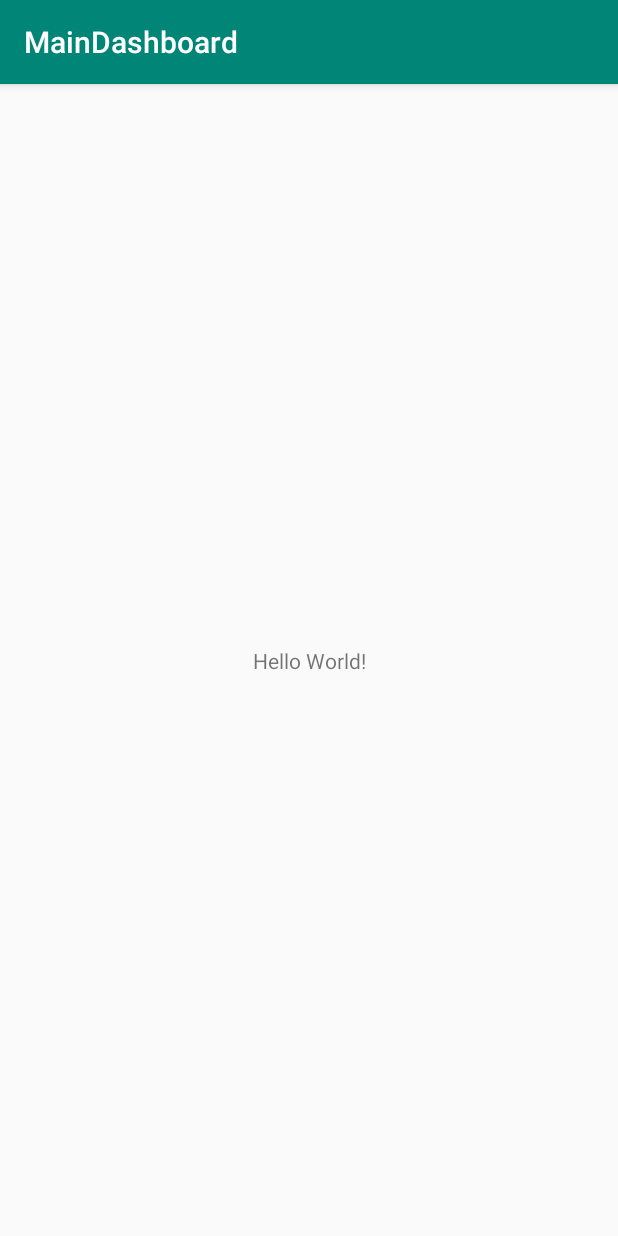
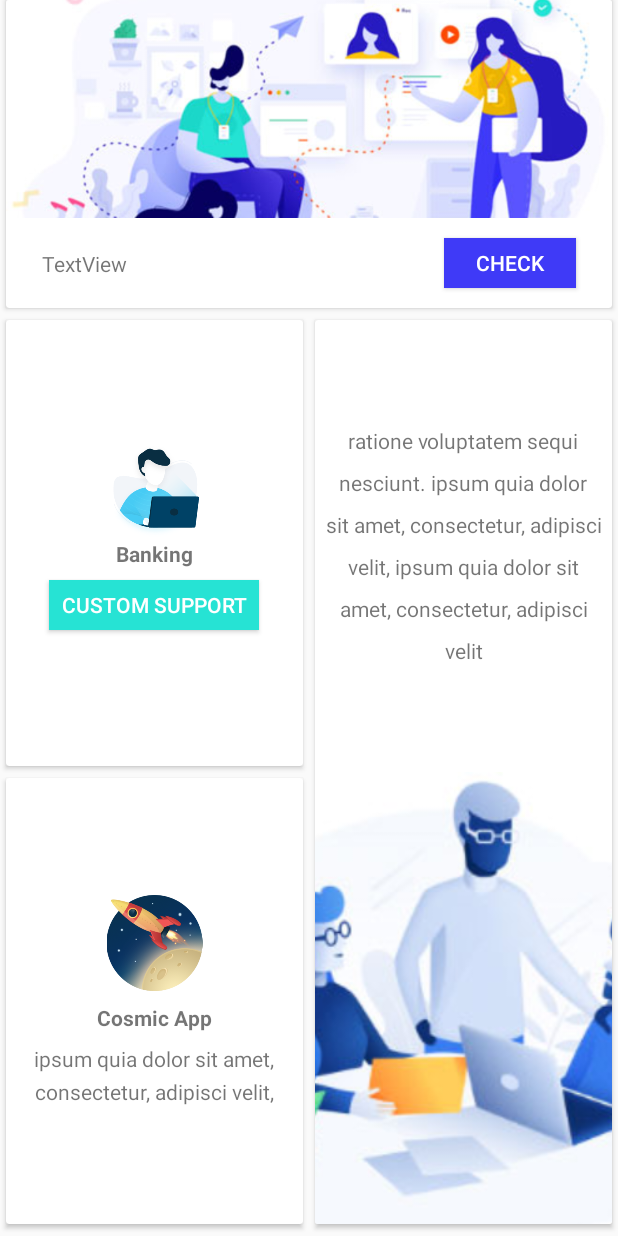
Before and after one commit to peter-wachira/MainDashboard, an Android app: the screen it shows after launch (MainActivity), on a phone screen of 412 x 824 dp. Run offline under Robolectric (Android 15) with nearby library versions, the phone set to English and light mode, and no system bars.

Commit message:
add dashboard fragment layouts and animation for cards

```diff
--- a/app/build.gradle
+++ b/app/build.gradle
@@ -23,7 +23,9 @@ dependencies {
     implementation fileTree(dir: 'libs', include: ['*.jar'])
     implementation 'androidx.appcompat:appcompat:1.0.2'
     implementation 'androidx.constraintlayout:constraintlayout:1.1.3'
+    implementation 'androidx.legacy:legacy-support-v4:1.0.0'
     testImplementation 'junit:junit:4.12'
     androidTestImplementation 'androidx.test:runner:1.2.0'
     androidTestImplementation 'androidx.test.espresso:espresso-core:3.2.0'
+    implementation 'androidx.cardview:cardview:1.0.0'
 }
--- /dev/null
+++ b/app/src/main/java/com/wazinsure/maindashboard/DashboardFrag.java
@@ -0,0 +1,133 @@
+package com.wazinsure.maindashboard;
+
+import android.content.Context;
+import android.net.Uri;
+import android.os.Bundle;
+
+import androidx.cardview.widget.CardView;
+import androidx.fragment.app.Fragment;
+
+import android.view.LayoutInflater;
+import android.view.View;
+import android.view.ViewGroup;
+import android.view.animation.Animation;
+import android.view.animation.AnimationUtils;
+
+
+public class DashboardFrag extends Fragment {
+
+
+    private CardView cardTop, cardLeft2, cardLeft, cardRight;
+
+
+
+
+
+
+    // TODO: Rename parameter arguments, choose names that match
+    // the fragment initialization parameters, e.g. ARG_ITEM_NUMBER
+    private static final String ARG_PARAM1 = "param1";
+    private static final String ARG_PARAM2 = "param2";
+
+    // TODO: Rename and change types of parameters
+    private String mParam1;
+    private String mParam2;
+
+    private OnFragmentInteractionListener mListener;
+
+    public DashboardFrag() {
+        // Required empty public constructor
+    }
+
+    /**
+     * Use this factory method to create a new instance of
+     * this fragment using the provided parameters.
+     *
+     * @param param1 Parameter 1.
+     * @param param2 Parameter 2.
+     * @return A new instance of fragment DashboardFrag.
+     */
+    // TODO: Rename and change types and number of parameters
+    public static DashboardFrag newInstance(String param1, String param2) {
+        DashboardFrag fragment = new DashboardFrag();
+        Bundle args = new Bundle();
+        args.putString(ARG_PARAM1, param1);
+        args.putString(ARG_PARAM2, param2);
+        fragment.setArguments(args);
+        return fragment;
+    }
+
+    @Override
+    public void onCreate(Bundle savedInstanceState) {
+        super.onCreate(savedInstanceState);
+        if (getArguments() != null) {
+            mParam1 = getArguments().getString(ARG_PARAM1);
+            mParam2 = getArguments().getString(ARG_PARAM2);
+        }
+    }
+
+    @Override
+    public View onCreateView(LayoutInflater inflater, ViewGroup container,
+                             Bundle savedInstanceState) {
+
+
+        View v = inflater.inflate(R.layout.fragment_dashboard, container, false);
+        //card init
+        cardTop = v.findViewById(R.id.cardTop);
+        cardRight = v.findViewById(R.id.cardRight);
+        cardLeft = v.findViewById(R.id.cardLeft);
+        cardLeft2 = v.findViewById(R.id.cardLeft2);
+
+        //init Animations
+
+        Context context;
+        Animation animeBottomToTop = AnimationUtils.loadAnimation(getActivity(), R.anim.anime_bottom_to_top);
+        Animation  animeTopToBottom = AnimationUtils.loadAnimation(getActivity(), R.anim.anime_top_to_bottom);
+        Animation  animeRightToLeft = AnimationUtils.loadAnimation(getActivity(), R.anim.anime_right_to_left);
+        Animation  animeLeftToRight = AnimationUtils.loadAnimation(getActivity(), R.anim.anime_left_to_right);
+
+
+        //setup Animation
+        cardLeft2.setAnimation(animeBottomToTop);
+        cardTop.setAnimation(animeTopToBottom);
+        cardRight.setAnimation(animeRightToLeft);
+        cardLeft.setAnimation(animeLeftToRight);
+
+
+        return v;
+    }
+
+    // TODO: Rename method, update argument and hook method into UI event
+    public void onButtonPressed(Uri uri) {
+        if (mListener != null) {
+            mListener.onFragmentInteraction(uri);
+        }
+    }
+
+    @Override
+    public void onAttach(Context context) {
+        super.onAttach(context);
+
+    }
+
+    @Override
+    public void onDetach() {
+        super.onDetach();
+        mListener = null;
+    }
+
+    /**
+     * This interface must be implemented by activities that contain this
+     * fragment to allow an interaction in this fragment to be communicated
+     * to the activity and potentially other fragments contained in that
+     * activity.
+     * <p>
+     * See the Android Training lesson <a href=
+     * "http://developer.android.com/training/basics/fragments/communicating.html"
+     * >Communicating with Other Fragments</a> for more information.
+     */
+    public interface OnFragmentInteractionListener {
+        // TODO: Update argument type and name
+        void onFragmentInteraction(Uri uri);
+    }
+}
--- a/app/src/main/java/com/wazinsure/maindashboard/MainActivity.java
+++ b/app/src/main/java/com/wazinsure/maindashboard/MainActivity.java
@@ -1,14 +1,34 @@
 package com.wazinsure.maindashboard;
 
 import androidx.appcompat.app.AppCompatActivity;
+import androidx.fragment.app.FragmentActivity;
+import androidx.fragment.app.FragmentManager;
+import androidx.fragment.app.FragmentTransaction;
 
 import android.os.Bundle;
+import android.widget.FrameLayout;
 
 public class MainActivity extends AppCompatActivity {
+
+    FragmentManager fragmentManager;
+    FragmentTransaction fragmentTransaction;
+
+
+
 
     @Override
     protected void onCreate(Bundle savedInstanceState) {
         super.onCreate(savedInstanceState);
         setContentView(R.layout.activity_main);
+
+
+        fragmentManager = getSupportFragmentManager();
+        fragmentTransaction = fragmentManager.beginTransaction();
+
+        // Dashboard instanciation
+        DashboardFrag dashboardFrag  = new DashboardFrag();
+
+        fragmentTransaction.replace(R.id.container,dashboardFrag);
+        fragmentTransaction.commit();
     }
 }
--- a/app/src/main/res/layout/activity_main.xml
+++ b/app/src/main/res/layout/activity_main.xml
@@ -1,18 +1,8 @@
 <?xml version="1.0" encoding="utf-8"?>
-<androidx.constraintlayout.widget.ConstraintLayout xmlns:android="http://schemas.android.com/apk/res/android"
+<FrameLayout xmlns:android="http://schemas.android.com/apk/res/android"
     xmlns:app="http://schemas.android.com/apk/res-auto"
     xmlns:tools="http://schemas.android.com/tools"
     android:layout_width="match_parent"
     android:layout_height="match_parent"
-    tools:context=".MainActivity">
-
-    <TextView
-        android:layout_width="wrap_content"
-        android:layout_height="wrap_content"
-        android:text="Hello World!"
-        app:layout_constraintBottom_toBottomOf="parent"
-        app:layout_constraintLeft_toLeftOf="parent"
-        app:layout_constraintRight_toRightOf="parent"
-        app:layout_constraintTop_toTopOf="parent" />
-
-</androidx.constraintlayout.widget.ConstraintLayout>
+    tools:context=".MainActivity"
+    android:id="@+id/container"/>
--- /dev/null
+++ b/app/src/main/res/layout/fragment_dashboard.xml
@@ -0,0 +1,255 @@
+<androidx.constraintlayout.widget.ConstraintLayout xmlns:android="http://schemas.android.com/apk/res/android"
+    xmlns:app="http://schemas.android.com/apk/res-auto"
+    xmlns:tools="http://schemas.android.com/tools"
+    android:layout_width="match_parent"
+    android:layout_height="match_parent"
+    tools:context=".DashboardFrag">
+
+
+    <androidx.cardview.widget.CardView
+
+        android:focusable="true"
+        android:clickable="true"
+        android:foreground="?attr/selectableItemBackground"
+        android:id="@+id/cardTop"
+        android:layout_width="0dp"
+        android:layout_height="205dp"
+        android:layout_marginStart="4dp"
+        android:layout_marginLeft="4dp"
+        android:layout_marginEnd="4dp"
+        android:layout_marginRight="4dp"
+        app:layout_constraintEnd_toEndOf="parent"
+        app:layout_constraintStart_toStartOf="parent"
+        app:layout_constraintTop_toTopOf="parent">
+
+        <androidx.constraintlayout.widget.ConstraintLayout
+            android:layout_width="match_parent"
+            android:layout_height="match_parent">
+
+
+            <ImageView
+                android:scaleType="centerCrop"
+                android:id="@+id/imageView"
+                android:layout_width="wrap_content"
+                android:layout_height="145dp"
+                android:src="@drawable/illustration0"
+                app:layout_constraintEnd_toEndOf="parent"
+                app:layout_constraintStart_toStartOf="parent"
+                app:layout_constraintTop_toTopOf="parent" />
+
+            <Button
+                android:id="@+id/button"
+                android:layout_width="wrap_content"
+                android:layout_height="33dp"
+                android:layout_marginTop="8dp"
+                android:layout_marginEnd="24dp"
+                android:layout_marginRight="24dp"
+                android:layout_marginBottom="8dp"
+                android:background="#3f3af7"
+                android:text="Check"
+                android:textColor="#fff"
+                app:layout_constraintBottom_toBottomOf="parent"
+                app:layout_constraintEnd_toEndOf="parent"
+                app:layout_constraintTop_toBottomOf="@+id/imageView" />
+
+            <TextView
+                android:id="@+id/textView"
+                android:layout_width="wrap_content"
+                android:layout_height="wrap_content"
+                android:layout_marginStart="24dp"
+                android:layout_marginLeft="24dp"
+                android:layout_marginTop="8dp"
+                android:layout_marginBottom="8dp"
+                android:text="TextView"
+                app:layout_constraintBottom_toBottomOf="parent"
+                app:layout_constraintStart_toStartOf="parent"
+                app:layout_constraintTop_toBottomOf="@+id/imageView"
+                tools:text="122 Activities last week" />
+        </androidx.constraintlayout.widget.ConstraintLayout>
+
+
+
+
+    </androidx.cardview.widget.CardView>
+
+    <androidx.cardview.widget.CardView
+
+        android:focusable="true"
+        android:clickable="true"
+        android:foreground="?attr/selectableItemBackground"
+
+        android:id="@+id/cardRight"
+        android:layout_width="0dp"
+        android:layout_height="0dp"
+        android:layout_marginStart="4dp"
+        android:layout_marginLeft="4dp"
+        android:layout_marginTop="8dp"
+        android:layout_marginEnd="4dp"
+        android:layout_marginRight="4dp"
+        android:layout_marginBottom="8dp"
+        app:layout_constraintBottom_toBottomOf="parent"
+        app:layout_constraintEnd_toEndOf="parent"
+        app:layout_constraintStart_toStartOf="@+id/guideline"
+        app:layout_constraintTop_toBottomOf="@+id/cardTop" >
+
+
+        <LinearLayout
+            android:layout_width="match_parent"
+            android:layout_height="match_parent"
+            android:weightSum="6"
+            android:orientation="vertical"
+            android:layout_gravity="center"
+            >
+
+
+            <TextView
+                android:padding="4dp"
+                android:layout_width="wrap_content"
+                android:layout_height="0dp"
+                android:layout_weight="3"
+                android:lineSpacingExtra="12dp"
+                android:gravity="center"
+                android:text="ratione voluptatem sequi nesciunt. ipsum quia dolor sit amet, consectetur, adipisci velit, ipsum quia dolor sit amet, consectetur, adipisci velit"/>
+
+
+            <ImageView
+                android:layout_width="match_parent"
+                android:layout_height="0dp"
+                android:layout_weight="3"
+                android:src="@drawable/illustration"
+                android:scaleType="centerCrop"/>
+
+
+
+        </LinearLayout>
+
+
+
+
+    </androidx.cardview.widget.CardView>
+
+    <androidx.constraintlayout.widget.Guideline
+        android:id="@+id/guideline"
+        android:layout_width="wrap_content"
+        android:layout_height="wrap_content"
+        android:orientation="vertical"
+        app:layout_constraintGuide_percent="0.5" />
+
+    <androidx.cardview.widget.CardView
+        android:focusable="true"
+        android:clickable="true"
+        android:foreground="?attr/selectableItemBackground"
+
+        android:id="@+id/cardLeft"
+        android:layout_width="0dp"
+        android:layout_height="0dp"
+        android:layout_marginStart="4dp"
+        android:layout_marginLeft="4dp"
+        android:layout_marginTop="8dp"
+        android:layout_marginEnd="4dp"
+        android:layout_marginRight="4dp"
+        app:layout_constraintBottom_toTopOf="@+id/cardLeft2"
+        app:layout_constraintEnd_toStartOf="@+id/guideline"
+        app:layout_constraintStart_toStartOf="parent"
+        app:layout_constraintTop_toBottomOf="@+id/cardTop" >
+
+
+        <LinearLayout
+            android:gravity="center"
+            android:layout_width="match_parent"
+            android:layout_height="match_parent"
+            android:orientation="vertical">
+
+
+            <ImageView
+                android:layout_width="wrap_content"
+                android:layout_height="64dp"
+                android:src="@drawable/support"/>
+
+            <TextView
+                android:layout_width="wrap_content"
+                android:layout_height="wrap_content"
+                android:text="Banking"
+                android:textStyle="bold"/>
+
+            <Button
+                android:layout_width="wrap_content"
+                android:layout_height="33dp"
+                android:text="Custom Support"
+                android:background="#26e3d4"
+                android:paddingRight="8dp"
+                android:paddingLeft="8dp"
+                android:textColor="#fff"
+                android:layout_marginTop="8dp"
+                android:layout_marginBottom="8dp"
+                />
+
+
+
+        </LinearLayout>
+
+
+
+
+    </androidx.cardview.widget.CardView>
+
+    <androidx.cardview.widget.CardView
+
+        android:focusable="true"
+        android:clickable="true"
+        android:foreground="?attr/selectableItemBackground"
+
+        android:id="@+id/cardLeft2"
+        android:layout_width="0dp"
+        android:layout_height="0dp"
+        android:layout_marginStart="4dp"
+        android:layout_marginLeft="4dp"
+        android:layout_marginTop="8dp"
+        android:layout_marginEnd="4dp"
+        android:layout_marginRight="4dp"
+        android:layout_marginBottom="8dp"
+        app:layout_constraintBottom_toBottomOf="parent"
+        app:layout_constraintEnd_toStartOf="@+id/guideline"
+        app:layout_constraintStart_toStartOf="parent"
+        app:layout_constraintTop_toBottomOf="@+id/cardLeft" >
+
+        <LinearLayout
+
+            android:gravity="center"
+            android:layout_width="match_parent"
+            android:layout_height="match_parent"
+            android:orientation="vertical">
+
+
+            <ImageView
+                android:layout_width="wrap_content"
+                android:layout_height="64dp"
+                android:src="@drawable/rocket"/>
+
+            <TextView
+                android:layout_marginTop="8dp"
+                android:layout_width="wrap_content"
+                android:layout_height="wrap_content"
+                android:text="Cosmic App"
+                android:textStyle="bold"/>
+
+            <TextView
+                android:layout_marginTop="8dp"
+                android:lineSpacingExtra="6dp"
+                android:gravity="center"
+                android:layout_width="wrap_content"
+                android:layout_height="wrap_content"
+                android:text="ipsum quia dolor sit amet, consectetur, adipisci velit,"
+                />
+
+
+
+
+
+        </LinearLayout>
+
+
+
+
+    </androidx.cardview.widget.CardView>
+</androidx.constraintlayout.widget.ConstraintLayout>
--- a/app/src/main/res/values/strings.xml
+++ b/app/src/main/res/values/strings.xml
@@ -1,3 +1,6 @@
 <resources>
     <string name="app_name">MainDashboard</string>
+
+    <!-- TODO: Remove or change this placeholder text -->
+    <string name="hello_blank_fragment">Hello blank fragment</string>
 </resources>
--- a/app/src/main/res/values/styles.xml
+++ b/app/src/main/res/values/styles.xml
@@ -1,7 +1,7 @@
 <resources>
 
     <!-- Base application theme. -->
-    <style name="AppTheme" parent="Theme.AppCompat.Light.DarkActionBar">
+    <style name="AppTheme" parent="Theme.AppCompat.Light.NoActionBar">
         <!-- Customize your theme here. -->
         <item name="colorPrimary">@color/colorPrimary</item>
         <item name="colorPrimaryDark">@color/colorPrimaryDark</item>
```
Also changed, not shown: app/src/main/res/anim/anime_bottom_to_top.xml (added, +8 -0 lines), app/src/main/res/anim/anime_left_to_right.xml (added, +9 -0 lines), app/src/main/res/anim/anime_right_to_left.xml (added, +7 -0 lines), app/src/main/res/anim/anime_top_to_bottom.xml (added, +8 -0 lines), app/src/main/res/drawable/illustration.jpg (added), app/src/main/res/drawable/illustration0.jpg (added), app/src/main/res/drawable/illustration2.png (added), app/src/main/res/drawable/rocket.png (added), app/src/main/res/drawable/support.png (added), app/src/main/res/drawable/support2.png (added).
